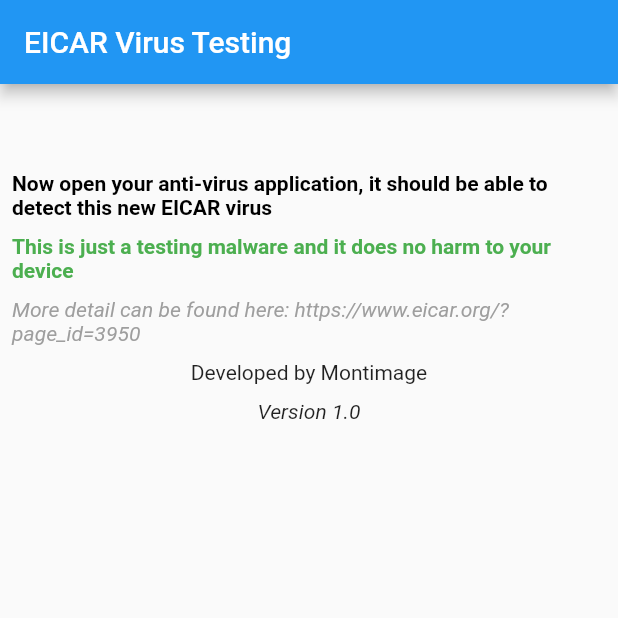
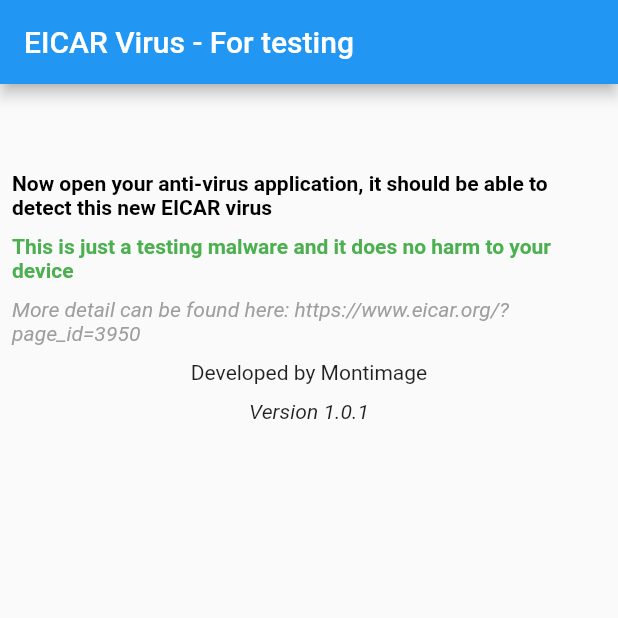
Before and after one commit to luongnv89/eicar_virus, a Flutter app: the screen it shows after launch, on a phone screen of 412 x 824 dp, the top half of it. Run offline on Flutter 3.47's test engine with Material 2 defaults, Android fonts, the phone set to English and light mode, and no system bars.

Commit message:
update target 33

```diff
--- a/lib/main.dart
+++ b/lib/main.dart
@@ -11,7 +11,7 @@
   @override
   Widget build(BuildContext context) {
     return MaterialApp(
-      title: 'EICAR Virus Testing',
+      title: 'EICAR Virus',
       theme: ThemeData(
         // This is the theme of your application.
         //
@@ -24,7 +24,7 @@
         // is not restarted.
         primarySwatch: Colors.blue,
       ),
-      home: const MyHomePage(title: 'EICAR Virus Testing'),
+      home: const MyHomePage(title: 'EICAR Virus - For testing'),
     );
   }
 }
@@ -103,7 +103,7 @@
                 height: 10,
               ),
               Text(
-                'Version 1.0',
+                'Version 1.0.1',
                 style: TextStyle(fontStyle: FontStyle.italic),
               ),
             ],
```
Also changed, not shown: pubspec.yaml (+8 -8 lines), 8 other files.
